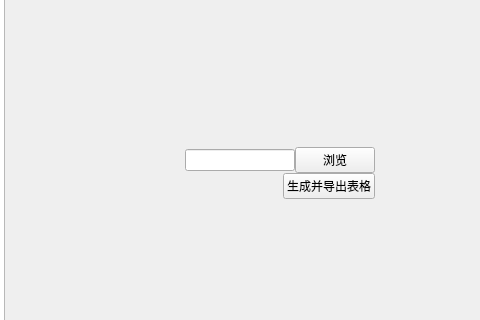
First picture: the form in PythonProjects/OmronOfficeSystem/TaxiUi.ui, repository MmMmMqianq/OmronOfficeSystem, before the edit; both pictures show x 412 to 892 and y 435 to 755 of the 1037 by 908 pixel window.
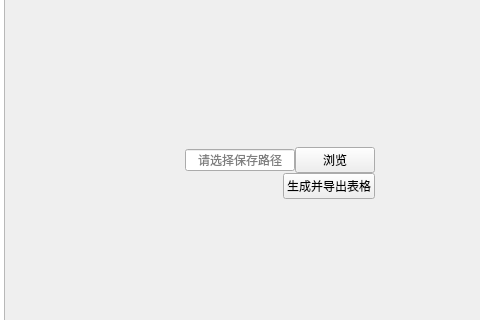
Second picture: the form after the edit. Icons and pictures are not drawn.

```diff
--- a/PythonProjects/OmronOfficeSystem/TaxiUi.ui
+++ b/PythonProjects/OmronOfficeSystem/TaxiUi.ui
@@ -468,9 +468,15 @@
           <number>10</number>
          </property>
          <item>
-          <widget class="QLineEdit" name="lineEdit">
+          <widget class="QLineEdit" name="pathEdit">
+           <property name="text">
+            <string/>
+           </property>
            <property name="alignment">
-            <set>Qt::AlignBottom|Qt::AlignLeading|Qt::AlignLeft</set>
+            <set>Qt::AlignCenter</set>
+           </property>
+           <property name="placeholderText">
+            <string>请选择保存路径</string>
            </property>
           </widget>
          </item>
```
